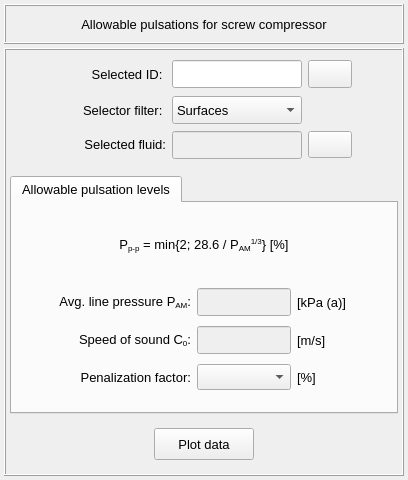
Qt form vibra/interface/data/ui_files/plots/acoustic/allowable_pulsations_2d_for_screw_compressor_inputs.ui (MOPT-UFSC/VIBRA) before a commit.
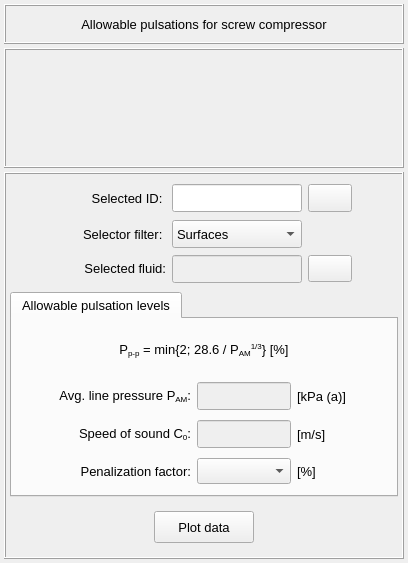
The same form after that commit. Icons and pictures are not drawn.

Commit message: Modify all time-domain UI-related files to include a placeholder for the IFFTControlsWidget

The edit to the form file:
```diff
--- a/vibra/interface/data/ui_files/plots/acoustic/allowable_pulsations_2d_for_screw_compressor_inputs.ui
+++ b/vibra/interface/data/ui_files/plots/acoustic/allowable_pulsations_2d_for_screw_compressor_inputs.ui
@@ -7,7 +7,7 @@
     <x>0</x>
     <y>0</y>
     <width>408</width>
-    <height>480</height>
+    <height>563</height>
    </rect>
   </property>
   <property name="minimumSize">
@@ -19,7 +19,7 @@
   <property name="maximumSize">
    <size>
     <width>16777215</width>
-    <height>480</height>
+    <height>563</height>
    </size>
   </property>
   <property name="windowTitle">
@@ -116,7 +116,7 @@
      </layout>
     </widget>
    </item>
-   <item row="1" column="0">
+   <item row="2" column="0">
     <widget class="QFrame" name="frame_2">
      <property name="minimumSize">
       <size>
@@ -152,75 +152,6 @@
       <property name="spacing">
        <number>4</number>
       </property>
-      <item row="5" column="0">
-       <widget class="QFrame" name="frame_3">
-        <property name="minimumSize">
-         <size>
-          <width>0</width>
-          <height>52</height>
-         </size>
-        </property>
-        <property name="maximumSize">
-         <size>
-          <width>16777215</width>
-          <height>52</height>
-         </size>
-        </property>
-        <property name="frameShape">
-         <enum>QFrame::Shape::NoFrame</enum>
-        </property>
-        <property name="frameShadow">
-         <enum>QFrame::Shadow::Raised</enum>
-        </property>
-        <layout class="QGridLayout" name="gridLayout_47">
-         <property name="leftMargin">
-          <number>2</number>
-         </property>
-         <property name="topMargin">
-          <number>2</number>
-         </property>
-         <property name="rightMargin">
-          <number>2</number>
-         </property>
-         <property name="bottomMargin">
-          <number>2</number>
-         </property>
-         <property name="spacing">
-          <number>2</number>
-         </property>
-         <item row="0" column="0">
-          <widget class="QPushButton" name="pushButton_plot_data">
-           <property name="minimumSize">
-            <size>
-             <width>100</width>
-             <height>32</height>
-            </size>
-           </property>
-           <property name="maximumSize">
-            <size>
-             <width>100</width>
-             <height>32</height>
-            </size>
-           </property>
-           <property name="font">
-            <font>
-             <pointsize>10</pointsize>
-            </font>
-           </property>
-           <property name="styleSheet">
-            <string notr="true"/>
-           </property>
-           <property name="text">
-            <string>Plot data</string>
-           </property>
-           <property name="flat">
-            <bool>false</bool>
-           </property>
-          </widget>
-         </item>
-        </layout>
-       </widget>
-      </item>
       <item row="0" column="0">
        <widget class="QFrame" name="frame_4">
         <property name="minimumSize">
@@ -566,12 +497,18 @@
         </layout>
        </widget>
       </item>
-      <item row="2" column="0">
-       <widget class="QFrame" name="frame_5">
+      <item row="4" column="0">
+       <widget class="QFrame" name="frame_3">
+        <property name="minimumSize">
+         <size>
+          <width>0</width>
+          <height>52</height>
+         </size>
+        </property>
         <property name="maximumSize">
          <size>
           <width>16777215</width>
-          <height>40</height>
+          <height>52</height>
          </size>
         </property>
         <property name="frameShape">
@@ -580,7 +517,7 @@
         <property name="frameShadow">
          <enum>QFrame::Shadow::Raised</enum>
         </property>
-        <layout class="QGridLayout" name="gridLayout_6">
+        <layout class="QGridLayout" name="gridLayout_47">
          <property name="leftMargin">
           <number>2</number>
          </property>
@@ -593,16 +530,43 @@
          <property name="bottomMargin">
           <number>2</number>
          </property>
-         <property name="horizontalSpacing">
-          <number>6</number>
-         </property>
-         <property name="verticalSpacing">
+         <property name="spacing">
           <number>2</number>
          </property>
+         <item row="0" column="0">
+          <widget class="QPushButton" name="pushButton_plot_data">
+           <property name="minimumSize">
+            <size>
+             <width>100</width>
+             <height>32</height>
+            </size>
+           </property>
+           <property name="maximumSize">
+            <size>
+             <width>100</width>
+             <height>32</height>
+            </size>
+           </property>
+           <property name="font">
+            <font>
+             <pointsize>10</pointsize>
+            </font>
+           </property>
+           <property name="styleSheet">
+            <string notr="true"/>
+           </property>
+           <property name="text">
+            <string>Plot data</string>
+           </property>
+           <property name="flat">
+            <bool>false</bool>
+           </property>
+          </widget>
+         </item>
         </layout>
        </widget>
       </item>
-      <item row="3" column="0">
+      <item row="2" column="0">
        <widget class="QTabWidget" name="tabWidget_main">
         <property name="font">
          <font>
@@ -1044,6 +1008,22 @@
      </layout>
     </widget>
    </item>
+   <item row="1" column="0">
+    <widget class="QFrame" name="frame_ifft_controls">
+     <property name="minimumSize">
+      <size>
+       <width>0</width>
+       <height>120</height>
+      </size>
+     </property>
+     <property name="frameShape">
+      <enum>QFrame::Shape::Box</enum>
+     </property>
+     <property name="frameShadow">
+      <enum>QFrame::Shadow::Raised</enum>
+     </property>
+    </widget>
+   </item>
   </layout>
  </widget>
  <resources>
```
The commit also changes 20 other files.
